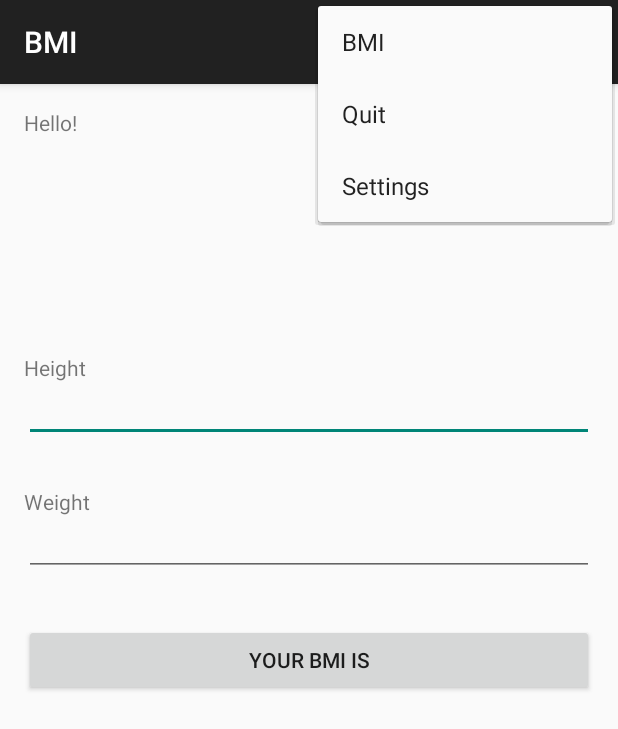
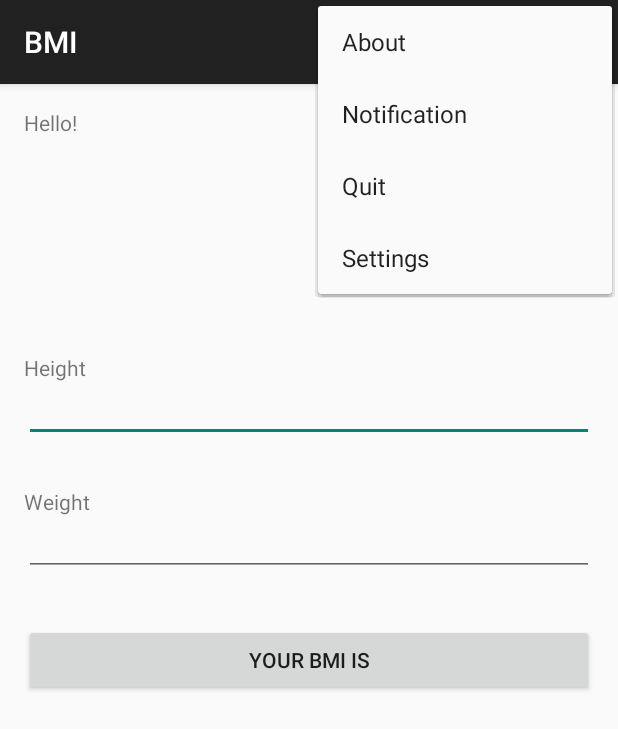
Before and after one commit to nikkiching/AndroidTraining, an Android app: the screen it shows after launch (BMI), with the options menu open, on a phone screen of 412 x 824 dp. Shown: the top 729 px of the screen. Run offline under Robolectric (Android 15) with nearby library versions, the phone set to English and light mode, and no system bars.

Commit message:
revise manu bar and add notification

```diff
--- a/Testing/BMI/app/build.gradle
+++ b/Testing/BMI/app/build.gradle
@@ -6,7 +6,7 @@ android {
 
     defaultConfig {
         applicationId "com.ching_chang.bmi"
-        minSdkVersion 14
+        minSdkVersion 16
         targetSdkVersion 21
         versionCode 1
         versionName "1.0"
--- a/Testing/BMI/app/src/main/AndroidManifest.xml
+++ b/Testing/BMI/app/src/main/AndroidManifest.xml
@@ -1,6 +1,6 @@
 <?xml version="1.0" encoding="utf-8"?>
 <manifest xmlns:android="http://schemas.android.com/apk/res/android"
-    package="com.ching_chang.bmi" >
+    package="com.ching_chang.bmi"  >
 
     <application
         android:allowBackup="true"
@@ -12,7 +12,6 @@
             android:label="@string/app_name" >
             <intent-filter>
                 <action android:name="android.intent.action.MAIN" />
-
                 <category android:name="android.intent.category.LAUNCHER" />
             </intent-filter>
         </activity>
@@ -21,5 +20,5 @@
             android:label="@string/title_activity_report" >
         </activity>
     </application>
-
+    <uses-sdk android:minSdkVersion="16" />
 </manifest>
--- a/Testing/BMI/app/src/main/res/menu/menu_bmi.xml
+++ b/Testing/BMI/app/src/main/res/menu/menu_bmi.xml
@@ -1,6 +1,14 @@
 <menu xmlns:android="http://schemas.android.com/apk/res/android"
     xmlns:app="http://schemas.android.com/apk/res-auto"
     xmlns:tools="http://schemas.android.com/tools" tools:context=".BMI">
+
+    <item android:id="@+id/menu_about" android:title="@string/menu_about"
+        android:orderInCategory="1" app:showAsAction="never" />
+    <item android:id="@+id/menu_notify" android:title="@string/menu_notify"
+        android:orderInCategory="2" app:showAsAction="never" />
+    <item android:id="@+id/menu_quit" android:title="@string/menu_quit"
+        android:orderInCategory="3" app:showAsAction="never" />
     <item android:id="@+id/action_settings" android:title="@string/action_settings"
         android:orderInCategory="100" app:showAsAction="never" />
+
 </menu>
--- a/Testing/BMI/app/src/main/res/values/strings.xml
+++ b/Testing/BMI/app/src/main/res/values/strings.xml
@@ -23,5 +23,7 @@
 
     <string name="title_activity_report">BMI Report</string>
     <string name="report_back">Back to BMI</string>
-
+    <string name="menu_about">About</string>
+    <string name="menu_quit">Quit</string>
+    <string name="menu_notify">Notification</string>
 </resources>
```
Also changed, not shown: Testing/BMI/app/src/main/java/com/ching_chang/bmi/BMI.java (+34 -9 lines).
